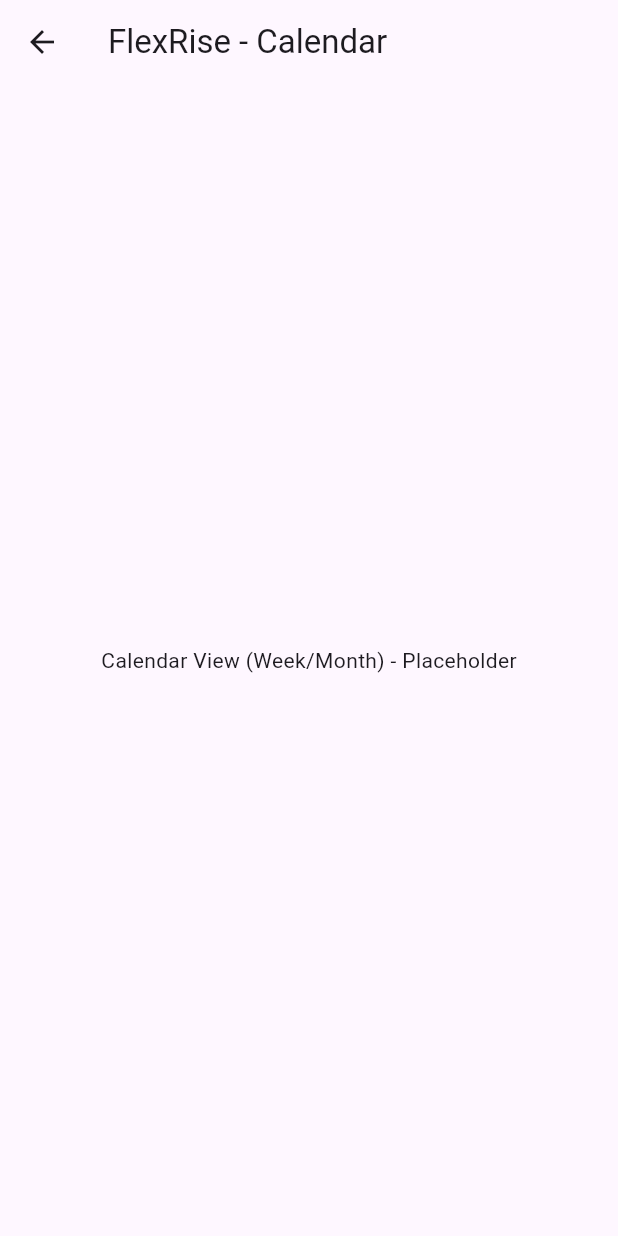
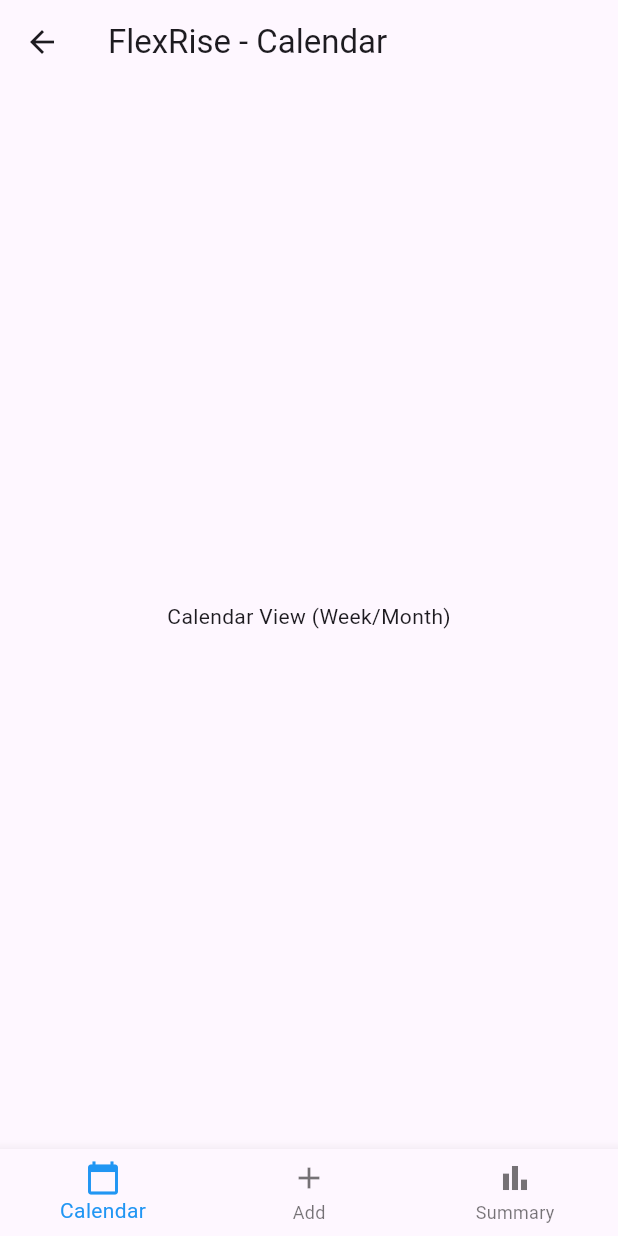
Before and after one commit to stackeugene/FlexRise, a Flutter app: the CalendarScreen screen opened by its route, on a phone screen of 412 x 824 dp. Run offline on Flutter 3.47's test engine with Material 3 defaults, Android fonts, the phone set to English and light mode, and no system bars; our stand-ins replace equatable, flutter_bloc; statements that could not run were skipped.

Commit message:
Calendar screen and main additions

```diff
--- a/lib/main.dart
+++ b/lib/main.dart
@@ -4,8 +4,6 @@ import 'bloc/auth/auth_bloc.dart';
 import 'routes/app_routes.dart';
 import 'screens/sign_in_screen.dart';
 import 'screens/calendar_screen.dart';
-import 'screens/adding_screen.dart';
-import 'screens/summary_screen.dart';
 
 void main() {
   runApp(const FlexRiseApp());
@@ -27,8 +25,6 @@ class FlexRiseApp extends StatelessWidget {
         routes: {
           AppRoutes.signIn: (context) => SignInScreen(),
           AppRoutes.calendar: (context) => const CalendarScreen(),
-          AppRoutes.adding: (context) => const AddingScreen(),
-          AppRoutes.summary: (context) => const SummaryScreen(),
         },
       ),
     );
--- a/lib/screens/calendar_screen.dart
+++ b/lib/screens/calendar_screen.dart
@@ -1,7 +1,28 @@
 import 'package:flutter/material.dart';
+import '../routes/app_routes.dart';
 
-class CalendarScreen extends StatelessWidget {
+class CalendarScreen extends StatefulWidget {
   const CalendarScreen({super.key});
+
+  @override
+  _CalendarScreenState createState() => _CalendarScreenState();
+}
+
+class _CalendarScreenState extends State<CalendarScreen> {
+  int _selectedIndex = 0;
+
+  // List of screens to navigate between
+  static const List<Widget> _screens = <Widget>[
+    CalendarView(),
+    AddingScreen(),
+    SummaryScreen(),
+  ];
+
+  void _onItemTapped(int index) {
+    setState(() {
+      _selectedIndex = index;
+    });
+  }
 
   @override
   Widget build(BuildContext context) {
@@ -9,9 +30,38 @@ class CalendarScreen extends StatelessWidget {
       appBar: AppBar(
         title: const Text('FlexRise - Calendar'),
       ),
-      body: const Center(
-        child: Text('Calendar View (Week/Month) - Placeholder'),
+      body: _screens[_selectedIndex],
+      bottomNavigationBar: BottomNavigationBar(
+        items: const <BottomNavigationBarItem>[
+          BottomNavigationBarItem(
+            icon: Icon(Icons.calendar_today),
+            label: 'Calendar',
+          ),
+          BottomNavigationBarItem(
+            icon: Icon(Icons.add),
+            label: 'Add',
+          ),
+          BottomNavigationBarItem(
+            icon: Icon(Icons.bar_chart),
+            label: 'Summary',
+          ),
+        ],
+        currentIndex: _selectedIndex,
+        selectedItemColor: Colors.blue,
+        onTap: _onItemTapped,
       ),
     );
   }
 }
+
+// Temporary CalendarView widget (we'll implement it in the next step)
+class CalendarView extends StatelessWidget {
+  const CalendarView({super.key});
+
+  @override
+  Widget build(BuildContext context) {
+    return const Center(
+      child: Text('Calendar View (Week/Month)'),
+    );
+  }
+}
```
